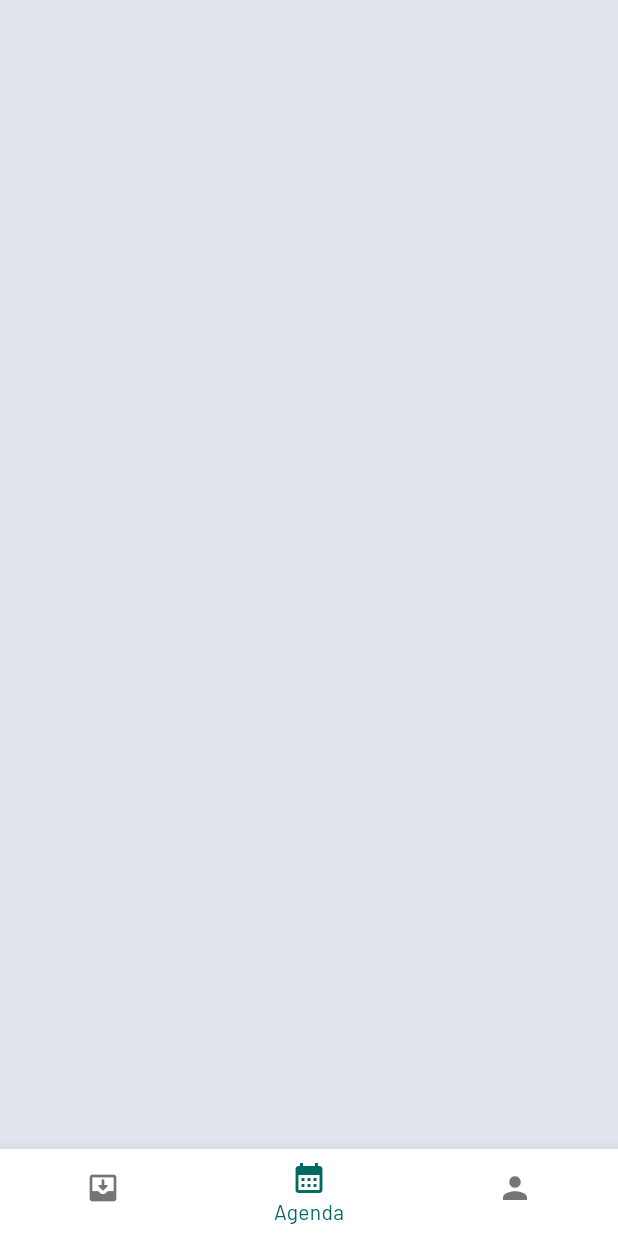
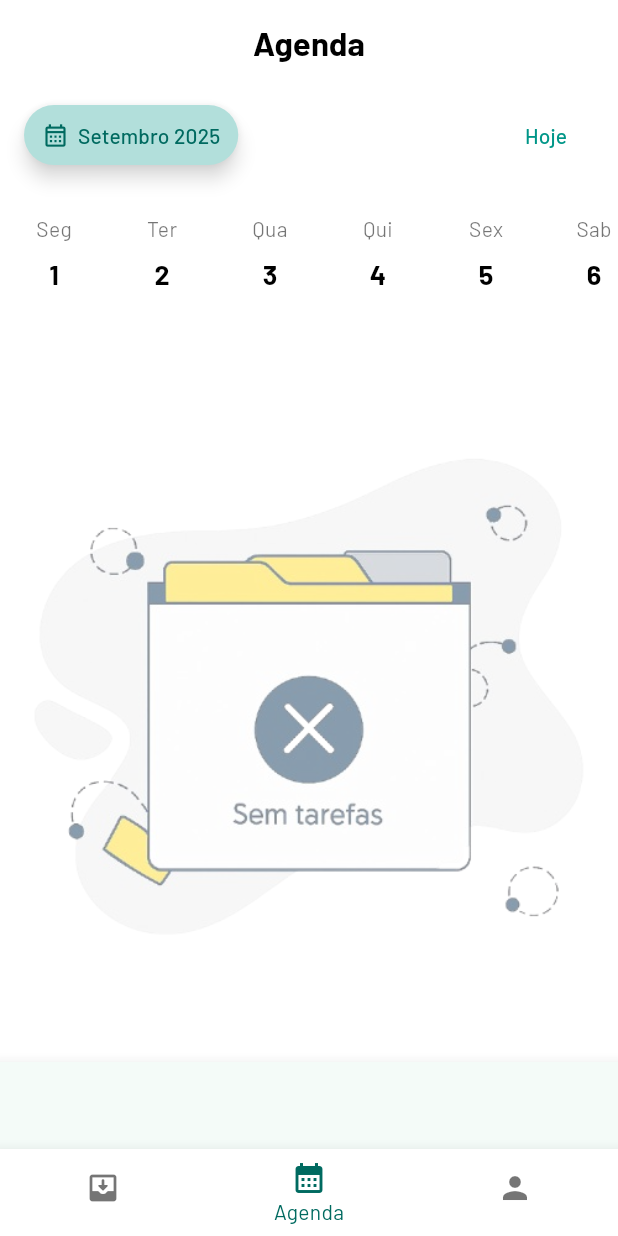
Before and after one commit to LucasFormigonBR/TodyApp, a Flutter app: the CurrentPage screen opened by its route, item 2 of the bottom bar chosen, on a phone screen of 412 x 824 dp. Run offline on Flutter 3.47's test engine with Material 3 defaults, Android fonts, the phone set to English and light mode, and no system bars; our stand-ins replace bloc, cloud_firestore, equatable, firebase_auth, firebase_core, flutter_bloc and 6 more; missing offline and left inert: flashy_flushbar; accounts and stored records are empty.

Commit message:
feat(Agenda): tela de agendamentos de tarefas desenvolvida

```diff
--- /dev/null
+++ b/lib/core/configs/app_config.dart
@@ -0,0 +1,6 @@
+/// Configurações Gerais
+class AppConfig {
+  /// Data: Limites entre datas
+  final firstDate = DateTime(2000, 1, 1);
+  final lastDate = DateTime(2100);
+}
--- /dev/null
+++ b/lib/core/configs/functions/functions_date.dart
@@ -0,0 +1,72 @@
+import 'package:intl/intl.dart';
+
+String nameMonthAndYear(DateTime date) {
+  final month = nameMonth(date.month);
+  final year = date.year.toString();
+
+  return "$month $year";
+}
+
+String nameMonth(int month) {
+  switch (month) {
+    case 1:
+      return "Janeiro";
+    case 2:
+      return "Fevereiro";
+    case 3:
+      return "Março";
+    case 4:
+      return "Abril";
+    case 5:
+      return "Maio";
+    case 6:
+      return "Junho";
+    case 7:
+      return "Julho";
+    case 8:
+      return "Agosto";
+    case 9:
+      return "Setembro";
+    case 10:
+      return "Outubro";
+    case 11:
+      return "Novembro";
+    case 12:
+      return "Dezembro";
+    default:
+      return "Mês inválido";
+  }
+}
+
+int daysInMonth({required int year, required int month}) {
+  var lastDayOfMonth = DateTime(year, month + 1, 0);
+  return lastDayOfMonth.day;
+}
+
+List<String> weekDaysName() => [
+  "Seg",
+  "Ter",
+  "Qua",
+  "Qui",
+  "Sex",
+  "Sab",
+  "Dom",
+];
+
+String formatDate(DateTime date) {
+  final dateFormat = DateFormat('dd/MM/yyyy');
+  return dateFormat.format(date);
+}
+
+DateTime formatForDateTime({
+  required int day,
+  required int month,
+  required int year,
+}) {
+  final dayFormatted = day.toString().padLeft(2, '0');
+  final monthFormatted = month.toString().padLeft(2, '0');
+
+  final dateFormatted = "$year-$monthFormatted-$dayFormatted";
+  final dateTime = DateTime.parse(dateFormatted);
+  return dateTime;
+}
--- a/lib/core/service_locator.dart
+++ b/lib/core/service_locator.dart
@@ -3,6 +3,7 @@ import 'package:firebase_auth/firebase_auth.dart';
 import 'package:get_it/get_it.dart';
 import 'package:google_sign_in/google_sign_in.dart';
 import 'package:shared_preferences/shared_preferences.dart';
+import 'package:todyapp/core/configs/app_config.dart';
 import 'package:todyapp/data/repositories/task_repository_impl.dart';
 import 'package:todyapp/domain/repositories/task_repository.dart';
 import 'package:todyapp/domain/usecases/authenticate_with_github.dart';
@@ -23,6 +24,9 @@ import '../presentation/login/cubit/login_cubit.dart';
 final sl = GetIt.instance;
 
 Future<void> initializeDependencies() async {
+  // App Configs
+  sl.registerLazySingleton<AppConfig>(() => AppConfig());
+
   // Google Authentication
   sl.registerLazySingleton<GoogleSignIn>(() => GoogleSignIn.instance);
 
--- a/lib/core/todyapp.dart
+++ b/lib/core/todyapp.dart
@@ -30,7 +30,7 @@ class TodyApp extends StatelessWidget {
             sl<UpdateTask>(),
             sl<RemoveTask>(),
             sl<RemoveMultipleTasks>(),
-          ),
+          )..loadTasks(DateTime.now()),
         ),
       ],
       child: MaterialApp.router(
--- /dev/null
+++ b/lib/presentation/home/cubit/calendar/calendar_cubit.dart
@@ -0,0 +1,15 @@
+import 'package:flutter_bloc/flutter_bloc.dart';
+
+import 'calendar_state.dart';
+
+class CalendarCubit extends Cubit<CalendarState> {
+  CalendarCubit() : super(CalendarInitial());
+
+  DateTime _selectedDate = DateTime.now();
+  DateTime get selectedDate => _selectedDate;
+
+  void saveSelectedDate(DateTime newDate) {
+    _selectedDate = newDate;
+    emit(UpdateSelectedDate());
+  }
+}
--- /dev/null
+++ b/lib/presentation/home/cubit/calendar/calendar_state.dart
@@ -0,0 +1,5 @@
+abstract class CalendarState {}
+
+class CalendarInitial extends CalendarState {}
+
+class UpdateSelectedDate extends CalendarState {}
--- /dev/null
+++ b/lib/presentation/home/cubit/calendar/calendar_tasks_state.dart
@@ -0,0 +1,9 @@
+import '../../../../domain/entities/task.dart';
+
+abstract class CalendarTasksState {}
+
+class CalendarGetTasks extends CalendarTasksState {
+  List<Task> tasks = [];
+
+  CalendarGetTasks(this.tasks);
+}
--- a/lib/presentation/home/cubit/task_state.dart
+++ b/lib/presentation/home/cubit/task_state.dart
@@ -1,47 +1,58 @@
 import 'package:todyapp/domain/entities/task.dart';
 
-abstract class TaskState {}
+abstract class ListTaskState {}
 
-class TasksInitial extends TaskState {
+class TasksInitial extends ListTaskState {
   final List<Task> tasks;
 
   TasksInitial(this.tasks);
 }
 
-class TasksLoading extends TaskState {}
+class TasksToday extends ListTaskState {
+  final List<Task> tasks;
 
-class TasksLoaded extends TaskState {
-  final List<Task> tasks;
-  final bool error;
-
-  TasksLoaded(this.tasks, {this.error = false});
+  TasksToday(this.tasks);
 }
 
-class TasksSelected extends TaskState {
+class TasksFiltered extends ListTaskState {
+  final List<Task> tasks;
+
+  TasksFiltered(this.tasks);
+}
+
+class TasksLoading extends ListTaskState {}
+
+class UpdateTasks extends ListTaskState {
+  final List<Task> tasks;
+
+  UpdateTasks(this.tasks);
+}
+
+class TasksSelected extends ListTaskState {
   final Task task;
 
   TasksSelected(this.task);
 }
 
-class TasksActivateOptions extends TaskState {
+class TasksActivateOptions extends ListTaskState {
   final List<Task> tasks;
 
   TasksActivateOptions(this.tasks);
 }
 
-class TaskSuccess extends TaskState {
+class TaskSuccess extends ListTaskState {
   final String message;
 
   TaskSuccess(this.message);
 }
 
-class TaskError extends TaskState {
+class TaskError extends ListTaskState {
   final String message;
 
   TaskError(this.message);
 }
 
-class TasksError extends TaskState {
+class TasksError extends ListTaskState {
   final String message;
 
   TasksError(this.message);
--- /dev/null
+++ b/lib/presentation/home/pages/calendar_page.dart
@@ -0,0 +1,298 @@
+import 'package:flutter/material.dart';
+import 'package:flutter_bloc/flutter_bloc.dart';
+import 'package:todyapp/core/configs/app_config.dart';
+import 'package:todyapp/core/service_locator.dart';
+
+import 'package:todyapp/presentation/home/cubit/calendar/calendar_cubit.dart';
+import 'package:todyapp/presentation/home/cubit/calendar/calendar_state.dart';
+import 'package:todyapp/presentation/home/cubit/calendar/calendar_tasks_cubit.dart';
+import 'package:todyapp/presentation/home/cubit/calendar/calendar_tasks_state.dart';
+import 'package:todyapp/presentation/home/cubit/task_state.dart';
+
+import '../../../core/configs/assets/images_app.dart';
+import '../../../core/configs/functions/functions_date.dart';
+import '../../../core/configs/theme/styles_app.dart';
+import '../cubit/list_task_cubit.dart';
+
+class CalendarPage extends StatefulWidget {
+  const CalendarPage({super.key});
+
+  @override
+  State<CalendarPage> createState() => _CalendarPageState();
+}
+
+class _CalendarPageState extends State<CalendarPage> {
+  final configDate = sl<AppConfig>();
+  late final CalendarCubit calendarCubit;
+  late final ListTaskCubit listTaskCubit;
+  late final CalendarTasksCubit calendarTasksCubit;
+
+  @override
+  void initState() {
+    super.initState();
+    calendarCubit = context.read<CalendarCubit>();
+    listTaskCubit = context.read<ListTaskCubit>();
+    calendarTasksCubit = context.read<CalendarTasksCubit>();
+    listTaskCubit.filterTasksByPeriod(calendarCubit.selectedDate);
+  }
+
+  @override
+  Widget build(BuildContext context) {
+    return Scaffold(
+      appBar: AppBar(
+        backgroundColor: Colors.white,
+        elevation: 0,
+        title: const Text("Agenda", style: TextStyle(color: Colors.black)),
+        centerTitle: true,
+      ),
+      body: Column(
+        crossAxisAlignment: CrossAxisAlignment.start,
+        children: [
+          // Cabeçalho
+          Container(
+            padding: const EdgeInsets.symmetric(horizontal: 16, vertical: 10),
+            child: Row(
+              mainAxisAlignment: MainAxisAlignment.spaceBetween,
+              children: [
+                BlocBuilder<CalendarCubit, CalendarState>(
+                  builder: (context, state) {
+                    return TextButton(
+                      style: TextButton.styleFrom(
+                        elevation: 5,
+                        shadowColor: Colors.grey.shade100,
+                        backgroundColor: Colors.teal.shade100,
+                      ),
+                      child: Row(
+                        children: [
+                          Icon(Icons.calendar_month_outlined),
+                          SizedBox(width: 6),
+                          Text(nameMonthAndYear(calendarCubit.selectedDate)),
+                        ],
+                      ),
+                      onPressed: () async {
+                        await chooseDate();
+                        updateListTasks(calendarCubit.selectedDate);
+                      },
+                    );
+                  },
+                ),
+                TextButton(
+                  onPressed: () => updateListTasks(DateTime.now()),
+                  child: const Text(
+                    "Hoje",
+                    style: TextStyle(color: Colors.teal),
+                  ),
+                ),
+              ],
+            ),
+          ),
+
+          // Calendário horizontal
+          SizedBox(
+            height: 90,
+            child: BlocBuilder<CalendarCubit, CalendarState>(
+              builder: (context, state) {
+                final selectedMonth = calendarCubit.selectedDate.month;
+                final selectedYear = calendarCubit.selectedDate.year;
+
+                return ListView.builder(
+                  scrollDirection: Axis.horizontal,
+                  itemCount: daysInMonth(
+                    month: calendarCubit.selectedDate.month,
+                    year: calendarCubit.selectedDate.year,
+                  ),
+                  itemBuilder: (context, index) {
+                    int day = index + 1;
+                    final weekDays = weekDaysName();
+                    final weekDay = weekDays[index % 7];
+
+                    final isSelected = day == calendarCubit.selectedDate.day;
+                    final selectedDate = DateTime(
+                      selectedYear,
+                      selectedMonth,
+                      day,
+                    );
+
+                    return GestureDetector(
+                      onTap: () => updateListTasks(selectedDate),
+                      child: Container(
+                        width: 60,
+                        margin: const EdgeInsets.symmetric(horizontal: 6),
+                        decoration: BoxDecoration(
+                          color: isSelected
+                              ? Theme.of(context).primaryColor
+                              : Colors.transparent,
+                          borderRadius: BorderRadius.circular(12),
+                        ),
+                        child: Column(
+                          mainAxisAlignment: MainAxisAlignment.center,
+                          children: [
+                            Text(
+                              weekDay,
+                              style: TextStyle(
+                                color: isSelected
+                                    ? Colors.white
+                                    : Colors.black54,
+                              ),
+                            ),
+                            const SizedBox(height: 8),
+                            Text(
+                              day.toString(),
+                              style: TextStyle(
+                                fontSize: 18,
+                                fontWeight: FontWeight.bold,
+                                color: isSelected ? Colors.white : Colors.black,
+                              ),
+                            ),
+                          ],
+                        ),
+                      ),
+                    );
+                  },
+                );
+              },
+            ),
+          ),
+
+          const SizedBox(height: 16),
+          BlocBuilder<CalendarTasksCubit, CalendarTasksState>(
+            builder: (context, state) {
+              if (state is CalendarGetTasks) {
+                if (state.tasks.isEmpty) {
+                  return SizedBox.shrink();
+                }
+                return IconButton.filled(
+                  onPressed: () {},
+                  icon: Icon(Icons.filter_alt),
+                );
+              }
+              return SizedBox.shrink();
+            },
+          ),
+
+          // Lista de eventos
+          Expanded(
+            child: BlocBuilder<ListTaskCubit, ListTaskState>(
+              builder: (context, state) {
+                if (state is UpdateTasks) {
+                  if (state.tasks.isEmpty) {
+                    return Opacity(
+                      opacity: 0.5,
+                      child: Center(
+                        child: Image.asset(
+                          ImagesApp.emptyListTasks,
+                          fit: BoxFit.cover,
+                        ),
+                      ),
+                    );
+                  }
+                  return ListView.separated(
+                    itemCount: state.tasks.length,
+                    separatorBuilder: (_, _) => const Divider(),
+                    itemBuilder: (context, index) {
+                      final task = state.tasks[index];
+                      return ListTile(
+                        contentPadding: const EdgeInsets.symmetric(
+                          horizontal: 16,
+                          vertical: 4,
+                        ),
+                        leading: Icon(
+                          Icons.radio_button_checked,
+                          color: task.priority.color,
+                        ),
+                        title: Text(
+                          task.title,
+                          style: const TextStyle(fontWeight: FontWeight.bold),
+                        ),
+                        subtitle: Row(
+                          children: [
+                            Row(
+                              children: [
+                                Icon(
+                                  Icons.access_time,
+                                  size: 16,
+                                  color: Theme.of(context).primaryColor,
+                                ),
+                                const SizedBox(width: 4),
+                                Text(
+                                  task.hours,
+                                  style: TextStyle(color: StylesApp.greyText),
+                                ),
+                              ],
+                            ),
+                            SizedBox(width: 16),
+                            Row(
+                              children: [
+                                Icon(
+                                  Icons.date_range_rounded,
+                                  size: 16,
+                                  color: Theme.of(context).primaryColor,
+                                ),
+                                const SizedBox(width: 4),
+                                Text(
+                                  task.date,
+                                  style: const TextStyle(
+                                    color: StylesApp.greyText,
+                                  ),
+                                ),
+                              ],
+                            ),
+                          ],
+                        ),
+                        trailing: Row(
+                          mainAxisSize: MainAxisSize.min,
+                          children: [
+                            task.description.isNotEmpty
+                                ? Row(
+                                    children: [
+                                      const Icon(Icons.comment, size: 16),
+                                      const SizedBox(width: 4),
+                                    ],
+                                  )
+                                : SizedBox.shrink(),
+                          ],
+                        ),
+                      );
+                    },
+                  );
+                }
+
+                return SizedBox.shrink();
+              },
+            ),
+          ),
+        ],
+      ),
+      bottomNavigationBar: BottomNavigationBar(
+        currentIndex: 1,
+        items: const [
+          BottomNavigationBarItem(icon: Icon(Icons.home), label: ""),
+          BottomNavigationBarItem(icon: Icon(Icons.calendar_today), label: ""),
+          BottomNavigationBarItem(icon: Icon(Icons.chat), label: ""),
+          BottomNavigationBarItem(icon: Icon(Icons.person), label: ""),
+        ],
+      ),
+    );
+  }
+
+  Future<void> chooseDate() async {
+    DateTime initialDate = calendarCubit.selectedDate;
+
+    DateTime? chosenDate = await showDatePicker(
+      confirmText: "Confirmar",
+      context: context,
+      initialDate: initialDate,
+      firstDate: configDate.firstDate,
+      lastDate: configDate.lastDate,
+    );
+
+    if (chosenDate == null) return;
+
+    calendarCubit.saveSelectedDate(chosenDate);
+  }
+
+  void updateListTasks(DateTime selectedDate) {
+    calendarCubit.saveSelectedDate(selectedDate);
+    listTaskCubit.filterTasksByPeriod(calendarCubit.selectedDate);
+  }
+}
--- a/lib/presentation/home/pages/current_page.dart
+++ b/lib/presentation/home/pages/current_page.dart
@@ -1,8 +1,14 @@
 import 'package:flutter/material.dart';
 import 'package:flutter_bloc/flutter_bloc.dart';
+import 'package:todyapp/presentation/home/cubit/calendar/calendar_tasks_cubit.dart';
 import 'package:todyapp/presentation/home/cubit/screen_cubit.dart';
+import 'package:todyapp/presentation/home/pages/calendar_page.dart';
 
 import '../../../core/configs/theme/styles_app.dart';
+import '../cubit/button_cubit.dart';
+import '../cubit/calendar/calendar_cubit.dart';
+import '../cubit/mode_checkbox_cubit.dart';
+import '../cubit/task_selection_cubit.dart';
 import 'inbox_page.dart';
 
 class CurrentPage extends StatefulWidget {
@@ -14,12 +20,19 @@ class CurrentPage extends StatefulWidget {
 }
 
 class _CurrentPageState extends State<CurrentPage> {
-  final List<Widget> screens = [const InboxPage(), Container(), Container()];
+  final List<Widget> screens = [const InboxPage(), CalendarPage(), Container()];
 
   @override
   Widget build(BuildContext context) {
-    return BlocProvider<ScreenCubit>(
-      create: (context) => ScreenCubit(),
+    return MultiBlocProvider(
+      providers: [
+        BlocProvider(create: (context) => ScreenCubit()),
+        BlocProvider(create: (context) => ModeCheckboxCubit()),
+        BlocProvider(create: (context) => TaskSelectionCubit()),
+        BlocProvider(create: (context) => ButtonCubit()),
+        BlocProvider(create: (context) => CalendarCubit()),
+        BlocProvider(create: (context) => CalendarTasksCubit()),
+      ],
       child: BlocBuilder<ScreenCubit, int>(
         builder: (context, indexPage) {
           return Scaffold(
--- a/lib/presentation/home/widgets/task_widget.dart
+++ b/lib/presentation/home/widgets/task_widget.dart
@@ -157,7 +157,7 @@ class _TaskWidgetState extends State<TaskWidget> {
                     title: Text("Excluir tarefa"),
                     onTap: () {
                       Navigator.of(context).pop();
-                      showModalDeleteTask(widget.index);
+                      showModalDeleteTask(task);
                     },
                   ),
                 ],
@@ -180,10 +180,10 @@ class _TaskWidgetState extends State<TaskWidget> {
     );
   }
 
-  Future<void> showModalDeleteTask(int index) async {
+  Future<void> showModalDeleteTask(Task task) async {
     showDialog(
       context: context,
-      builder: (contextModal) => ModalDeleteTask(index),
+      builder: (contextModal) => ModalDeleteTask(task),
     );
   }
 }
```
Also changed, not shown: lib/presentation/home/cubit/calendar/calendar_tasks_cubit.dart (added, +23 -0 lines), lib/presentation/home/cubit/list_task_cubit.dart (+26 -14 lines), lib/presentation/home/pages/inbox_page.dart (+4 -58 lines), lib/presentation/home/widgets/modal_delete_task.dart (+4 -3 lines).
